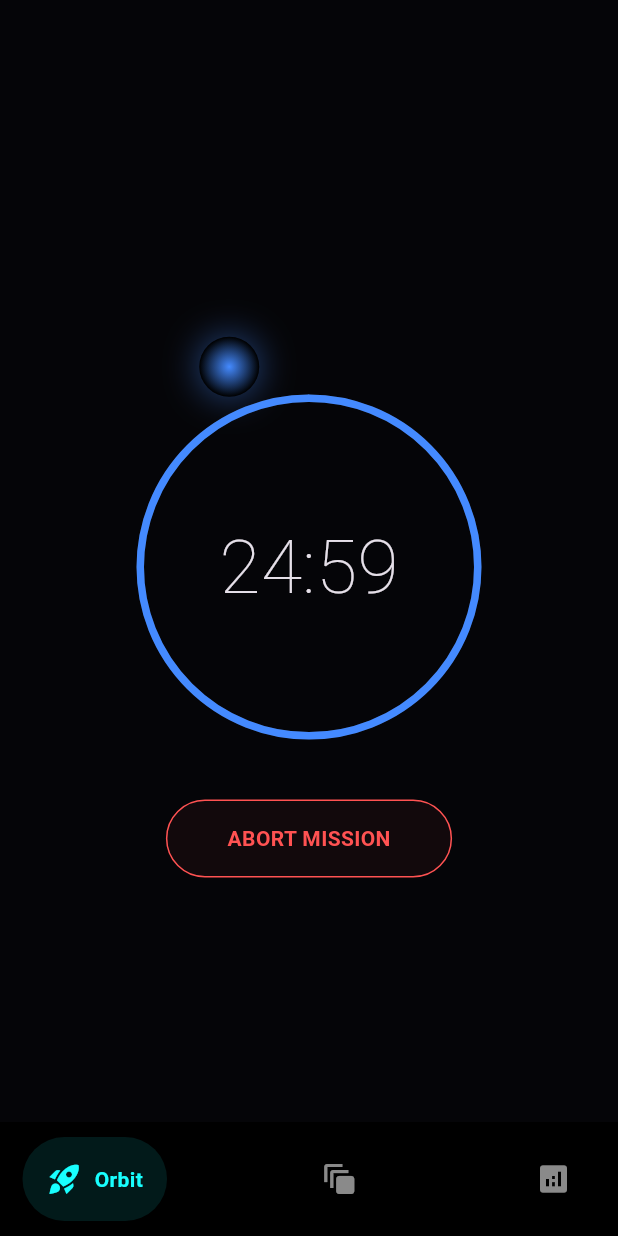
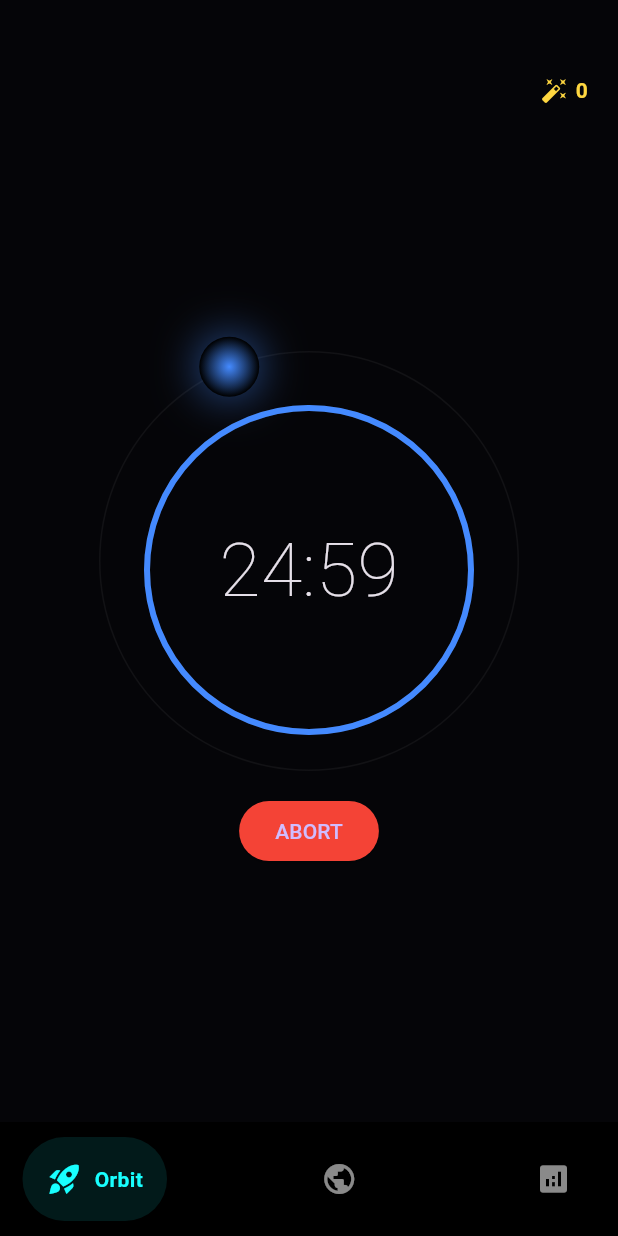
Before and after one commit to danithu17/danithu17-Zerog_focus, a Flutter app: the screen it shows after launch, after a tap on "START MISSION", on a phone screen of 412 x 824 dp. Run offline on Flutter 3.47's test engine with Material 3 defaults, Android fonts, the phone set to English and light mode, and no system bars; drawn by our look-alikes of google_nav_bar, percent_indicator; our stand-ins replace flutter_riverpod, sensors_plus, shared_preferences.

Commit message:
Final Update: Added Stardust, Data persistence, Fixed icon errors and Release APK ready

```diff
--- a/lib/main.dart
+++ b/lib/main.dart
@@ -5,13 +5,15 @@ import 'package:percent_indicator/circular_percent_indicator.dart';
 import 'dart:async';
 import 'dart:math' as math;
 import 'package:sensors_plus/sensors_plus.dart';
+import 'package:shared_preferences/shared_preferences.dart';
 
 // --- STATE MANAGEMENT ---
 final selectedIndexProvider = StateProvider<int>((ref) => 0);
 final isRunningProvider = StateProvider<bool>((ref) => false);
-final timerValueProvider = StateProvider<int>((ref) => 1500); // Default 25m
+final timerValueProvider = StateProvider<int>((ref) => 1500);
+final stardustProvider = StateProvider<int>((ref) => 0);
+final unlockedPlanetsProvider = StateProvider<List<int>>((ref) => [0, 1, 2]); // මුලින් දෙන ටික
 
-// Planet Selection State
 class PlanetInfo {
   final String name;
   final int minutes;
@@ -24,9 +26,11 @@ final List<PlanetInfo> missions = [
   PlanetInfo("MOON", 10, Colors.grey, Icons.nightlight_round),
   PlanetInfo("EARTH", 25, Colors.blueAccent, Icons.public),
   PlanetInfo("SATURN", 60, Colors.orangeAccent, Icons.brightness_low),
+  PlanetInfo("MARS", 45, Colors.redAccent, Icons.circle),
+  PlanetInfo("NEPTUNE", 90, Colors.indigoAccent, Icons.blur_on),
 ];
 
-final selectedMissionProvider = StateProvider<int>((ref) => 1); // Default Earth
+final selectedMissionProvider = StateProvider<int>((ref) => 1);
 
 void main() => runApp(const ProviderScope(child: ZeroGApp()));
 
@@ -45,17 +49,31 @@ class ZeroGApp extends StatelessWidget {
   }
 }
 
-class MainNavigationLayout extends ConsumerWidget {
+class MainNavigationLayout extends ConsumerStatefulWidget {
   const MainNavigationLayout({super.key});
+  @override
+  ConsumerState<MainNavigationLayout> createState() => _MainNavigationLayoutState();
+}
+
+class _MainNavigationLayoutState extends ConsumerState<MainNavigationLayout> {
+  @override
+  void initState() {
+    super.initState();
+    _loadUserData();
+  }
+
+  // ප්ලැනට් සහ ස්ටාර්ඩස්ට් ලෝඩ් කරන ලොජික් එක
+  _loadUserData() async {
+    final prefs = await SharedPreferences.getInstance();
+    ref.read(stardustProvider.notifier).state = prefs.getInt('stardust') ?? 0;
+    final savedPlanets = prefs.getStringList('unlocked') ?? ["0", "1", "2"];
+    ref.read(unlockedPlanetsProvider.notifier).state = savedPlanets.map(int.parse).toList();
+  }
 
   @override
-  Widget build(BuildContext context, WidgetRef ref) {
+  Widget build(BuildContext context) {
     final selectedIndex = ref.watch(selectedIndexProvider);
-    final List<Widget> screens = [
-      const OrbitDashboard(),
-      const GalaxyCollection(),
-      const StatsScreen(),
-    ];
+    final List<Widget> screens = [const OrbitDashboard(), const GalaxyCollection(), const StatsScreen()];
 
     return Scaffold(
       body: screens[selectedIndex],
@@ -63,15 +81,12 @@ class MainNavigationLayout extends ConsumerWidget {
         color: Colors.black,
         padding: const EdgeInsets.symmetric(horizontal: 15, vertical: 10),
         child: GNav(
-          gap: 8,
-          activeColor: Colors.cyanAccent,
-          iconSize: 24,
-          padding: const EdgeInsets.all(16),
-          tabBackgroundColor: Colors.cyanAccent.withOpacity(0.1),
+          gap: 8, activeColor: Colors.cyanAccent, iconSize: 24,
+          padding: const EdgeInsets.all(16), tabBackgroundColor: Colors.cyanAccent.withOpacity(0.1),
           color: Colors.white54,
           tabs: const [
             GButton(icon: Icons.rocket_launch, text: 'Orbit'),
-            GButton(icon: Icons.auto_awesome_motion, text: 'Galaxy'),
+            GButton(icon: Icons.public, text: 'Galaxy'),
             GButton(icon: Icons.analytics, text: 'Stats'),
           ],
           selectedIndex: selectedIndex,
@@ -82,7 +97,7 @@ class MainNavigationLayout extends ConsumerWidget {
   }
 }
 
-// --- ORBIT DASHBOARD (HOME) ---
+// --- ORBIT DASHBOARD ---
 class OrbitDashboard extends ConsumerStatefulWidget {
   const OrbitDashboard({super.key});
   @override
@@ -99,79 +114,57 @@ class _OrbitDashboardState extends ConsumerState<OrbitDashboard> with TickerProv
     super.initState();
     _orbitController = AnimationController(vsync: this, duration: const Duration(seconds: 15))..repeat();
     accelerometerEvents.listen((event) {
-      if (mounted) setState(() { gyroX = event.x * 2.5; gyroY = event.y * 2.5; });
+      if (mounted) setState(() { gyroX = event.x * 3; gyroY = event.y * 3; });
     });
   }
 
-  void toggleTimer() {
-    final isRunning = ref.read(isRunningProvider);
-    if (isRunning) {
-      _timer?.cancel();
-      ref.read(isRunningProvider.notifier).state = false;
-    } else {
-      ref.read(isRunningProvider.notifier).state = true;
-      _timer = Timer.periodic(const Duration(seconds: 1), (t) {
-        if (ref.read(timerValueProvider) > 0) {
-          ref.read(timerValueProvider.notifier).state--;
-        } else {
-          t.cancel();
-          ref.read(isRunningProvider.notifier).state = false;
-        }
-      });
-    }
+  void _completeMission() async {
+    final prefs = await SharedPreferences.getInstance();
+    final mission = missions[ref.read(selectedMissionProvider)];
+
+    // Stardust එකතු කිරීම (විනාඩියකට 10 බැගින්)
+    int earned = mission.minutes * 10;
+    int currentDust = ref.read(stardustProvider) + earned;
+    ref.read(stardustProvider.notifier).state = currentDust;
+    await prefs.setInt('stardust', currentDust);
+
+    _showSuccessDialog(mission.name, earned);
+  }
+
+  void _showSuccessDialog(String name, int dust) {
+    showDialog(
+      context: context,
+      builder: (context) => AlertDialog(
+        backgroundColor: Colors.black87,
+        title: const Text("MISSION ACCOMPLISHED! 🚀"),
+        content: Text("You explored $name and earned $dust Stardust!"),
+        actions: [TextButton(onPressed: () => Navigator.pop(context), child: const Text("AWESOME"))],
+      ),
+    );
   }
 
   @override
   Widget build(BuildContext context) {
     final timeLeft = ref.watch(timerValueProvider);
     final isRunning = ref.watch(isRunningProvider);
+    final dust = ref.watch(stardustProvider);
     final currentMission = missions[ref.watch(selectedMissionProvider)];
-    double totalSeconds = currentMission.minutes * 60.0;
-    double progress = timeLeft / totalSeconds;
+    double progress = timeLeft / (currentMission.minutes * 60);
 
     return Stack(
       children: [
-        // Planet Selector (Horizontal List)
-        if (!isRunning)
-          Positioned(
-            top: 60,
-            left: 0,
-            right: 0,
-            height: 100,
-            child: ListView.builder(
-              scrollDirection: Axis.horizontal,
-              itemCount: missions.length,
-              padding: const EdgeInsets.symmetric(horizontal: 20),
-              itemBuilder: (context, index) {
-                bool isSelected = ref.watch(selectedMissionProvider) == index;
-                return GestureDetector(
-                  onTap: () {
-                    ref.read(selectedMissionProvider.notifier).state = index;
-                    ref.read(timerValueProvider.notifier).state = missions[index].minutes * 60;
-                  },
-                  child: AnimatedContainer(
-                    duration: const Duration(milliseconds: 300),
-                    width: 100,
-                    margin: const EdgeInsets.only(right: 15),
-                    decoration: BoxDecoration(
-                      color: isSelected ? missions[index].color.withOpacity(0.2) : Colors.white10,
-                      borderRadius: BorderRadius.circular(20),
-                      border: Border.all(color: isSelected ? missions[index].color : Colors.transparent),
-                    ),
-                    child: Column(
-                      mainAxisAlignment: MainAxisAlignment.center,
-                      children: [
-                        Icon(missions[index].icon, color: missions[index].color),
-                        const SizedBox(height: 5),
-                        Text(missions[index].name, style: const TextStyle(fontSize: 10, fontWeight: FontWeight.bold)),
-                        Text("${missions[index].minutes}m", style: const TextStyle(fontSize: 12, color: Colors.white54)),
-                      ],
-                    ),
-                  ),
-                );
-              },
-            ),
-          ),
+        // Stardust Display
+        Positioned(top: 50, right: 20, child: Row(children: [
+          const Icon(Icons.auto_fix_high, color: Colors.amberAccent, size: 18),
+          const SizedBox(width: 5),
+          Text("$dust", style: const TextStyle(fontWeight: FontWeight.bold, color: Colors.amberAccent)),
+        ])),
+
+        // Orbit Paths (අලුතින් එකතු කළේ)
+        Center(child: Container(
+          width: 280, height: 280,
+          decoration: BoxDecoration(shape: BoxShape.circle, border: Border.all(color: Colors.white.withOpacity(0.05), width: 1)),
+        )),
 
         // Floating Planet
         Center(
@@ -189,45 +182,45 @@ class _OrbitDashboardState extends ConsumerState<OrbitDashboard> with TickerProv
               decoration: BoxDecoration(
                 shape: BoxShape.circle,
                 gradient: RadialGradient(colors: [currentMission.color, Colors.black]),
-                boxShadow: [BoxShadow(color: currentMission.color.withOpacity(0.5), blurRadius: 20)],
+                boxShadow: [BoxShadow(color: currentMission.color.withOpacity(0.6), blurRadius: 25)],
               ),
             ),
           ),
         ),
 
-        // Timer UI
+        // Timer
         Center(
           child: Column(
             mainAxisAlignment: MainAxisAlignment.center,
             children: [
               const SizedBox(height: 100),
               CircularPercentIndicator(
-                radius: 115.0,
-                lineWidth: 5.0,
-                percent: progress.clamp(0.0, 1.0),
-                center: Text(
-                  "${(timeLeft ~/ 60).toString().padLeft(2, '0')}:${(timeLeft % 60).toString().padLeft(2, '0')}",
-                  style: const TextStyle(fontSize: 50, fontWeight: FontWeight.w100),
-                ),
-                circularStrokeCap: CircularStrokeCap.round,
-                backgroundColor: Colors.white10,
-                progressColor: currentMission.color,
+                radius: 110.0, lineWidth: 4.0, percent: progress.clamp(0.0, 1.0),
+                center: Text("${(timeLeft ~/ 60).toString().padLeft(2, '0')}:${(timeLeft % 60).toString().padLeft(2, '0')}",
+                  style: const TextStyle(fontSize: 50, fontWeight: FontWeight.w100)),
+                circularStrokeCap: CircularStrokeCap.round, backgroundColor: Colors.white10, progressColor: currentMission.color,
               ),
               const SizedBox(height: 40),
-              GestureDetector(
-                onTap: toggleTimer,
-                child: Container(
-                  padding: const EdgeInsets.symmetric(horizontal: 40, vertical: 15),
-                  decoration: BoxDecoration(
-                    borderRadius: BorderRadius.circular(30),
-                    border: Border.all(color: isRunning ? Colors.redAccent : currentMission.color),
-                    color: (isRunning ? Colors.redAccent : currentMission.color).withOpacity(0.05),
-                  ),
-                  child: Text(
-                    isRunning ? "ABORT MISSION" : "START MISSION",
-                    style: TextStyle(color: isRunning ? Colors.redAccent : currentMission.color, fontWeight: FontWeight.bold),
-                  ),
-                ),
+              ElevatedButton(
+                onPressed: () {
+                  if (isRunning) {
+                    _timer?.cancel();
+                    ref.read(isRunningProvider.notifier).state = false;
+                  } else {
+                    ref.read(isRunningProvider.notifier).state = true;
+                    _timer = Timer.periodic(const Duration(seconds: 1), (t) {
+                      if (ref.read(timerValueProvider) > 0) {
+                        ref.read(timerValueProvider.notifier).state--;
+                      } else {
+                        t.cancel();
+                        ref.read(isRunningProvider.notifier).state = false;
+                        _completeMission();
+                      }
+                    });
+                  }
+                },
+                style: ElevatedButton.styleFrom(backgroundColor: isRunning ? Colors.red : currentMission.color),
+                child: Text(isRunning ? "ABORT" : "START MISSION"),
               ),
             ],
           ),
@@ -237,18 +230,29 @@ class _OrbitDashboardState extends ConsumerState<OrbitDashboard> with TickerProv
   }
 }
 
-class GalaxyCollection extends StatelessWidget {
+// --- GALAXY COLLECTION ---
+class GalaxyCollection extends ConsumerWidget {
   const GalaxyCollection({super.key});
   @override
-  Widget build(BuildContext context) {
-    return const Center(child: Text("Galaxy Collection (Unlocked Planets)"));
+  Widget build(BuildContext context, WidgetRef ref) {
+    final unlocked = ref.watch(unlockedPlanetsProvider);
+    return Scaffold(
+      appBar: AppBar(title: const Text("MY UNIVERSE"), backgroundColor: Colors.transparent),
+      body: GridView.builder(
+        padding: const EdgeInsets.all(20),
+        gridDelegate: const SliverGridDelegateWithFixedCrossAxisCount(crossAxisCount: 3, mainAxisSpacing: 20),
+        itemCount: unlocked.length,
+        itemBuilder: (context, index) {
+          final m = missions[unlocked[index]];
+          return Column(children: [Icon(m.icon, color: m.color, size: 50), Text(m.name)]);
+        },
+      ),
+    );
   }
 }
 
 class StatsScreen extends StatelessWidget {
   const StatsScreen({super.key});
   @override
-  Widget build(BuildContext context) {
-    return const Center(child: Text("Focus Statistics"));
-  }
+  Widget build(BuildContext context) => const Center(child: Text("Stats Coming Soon"));
 }
--- a/pubspec.yaml
+++ b/pubspec.yaml
@@ -42,11 +42,11 @@ dependencies:
   cloud_firestore: ^6.1.2
   firebase_auth: ^6.1.4
   audioplayers: ^6.5.1
-  shared_preferences: ^2.5.4
   state_notifier: ^1.0.0
   google_nav_bar: ^5.0.6      # ලස්සන Tabs වලට
   percent_indicator: ^4.2.3   # රවුම් ටයිමර් එකට
   fl_chart: ^0.70.0           # Stats වල Chart එකට
+  shared_preferences: ^2.2.2
 
 dev_dependencies:
   flutter_test:
```
